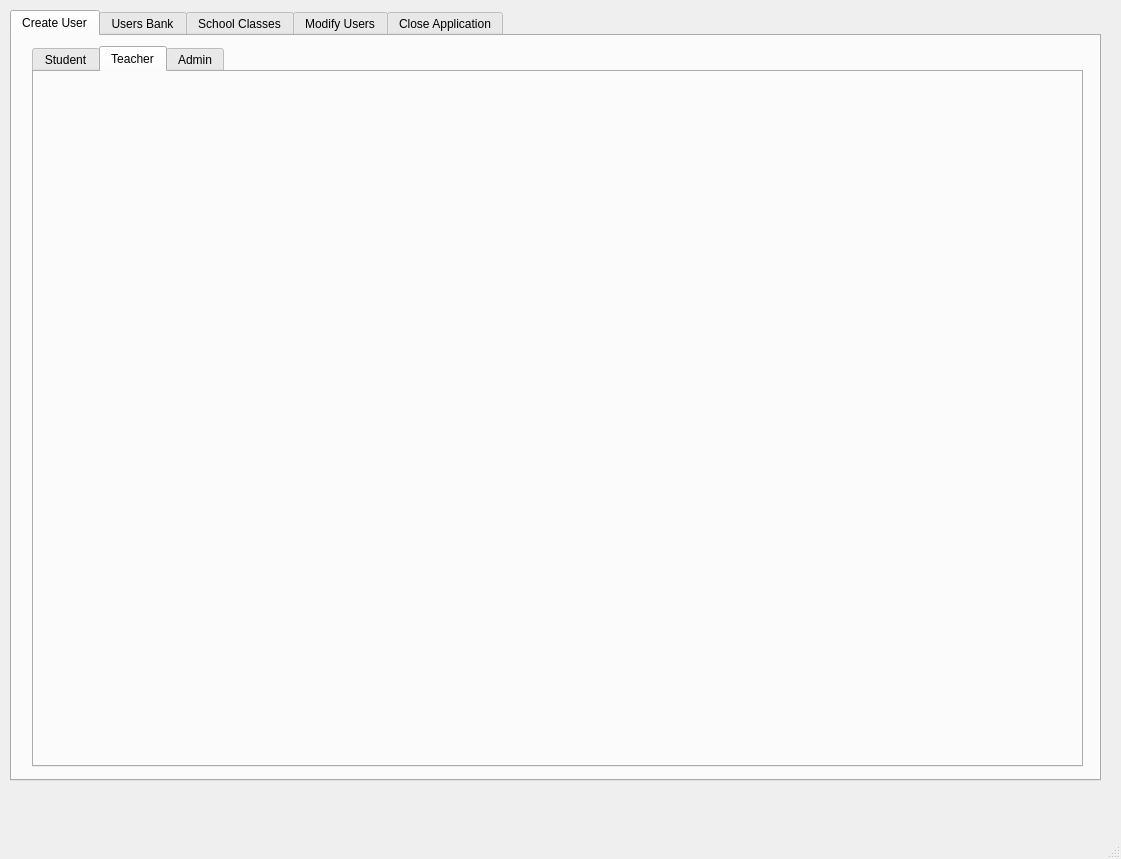
applet199/OOPCourseWorkTwo, file GUI/AdminGUIQtDesigner.ui: the form before one commit.
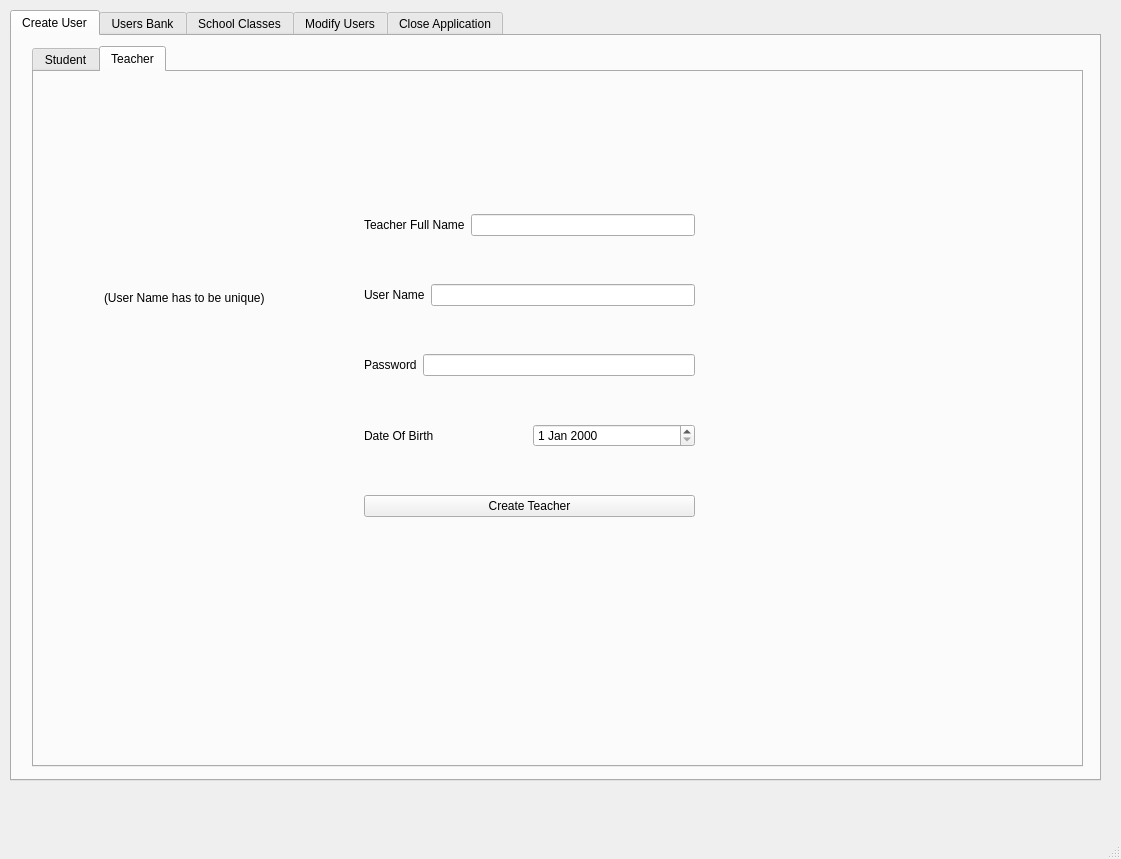
The form after the commit. The open tabs and pages were chosen to show the change.

Diff of the .ui file:
```diff
--- a/GUI/AdminGUIQtDesigner.ui
+++ b/GUI/AdminGUIQtDesigner.ui
@@ -156,11 +156,116 @@
        <attribute name="title">
         <string>Teacher</string>
        </attribute>
-      </widget>
-      <widget class="QWidget" name="tab_5">
-       <attribute name="title">
-        <string>Admin</string>
-       </attribute>
+       <widget class="QWidget" name="layoutWidget_3">
+        <property name="geometry">
+         <rect>
+          <x>330</x>
+          <y>100</y>
+          <width>331</width>
+          <height>391</height>
+         </rect>
+        </property>
+        <layout class="QVBoxLayout" name="verticalLayout_4">
+         <item>
+          <layout class="QHBoxLayout" name="horizontalLayout_6">
+           <item>
+            <widget class="QLabel" name="label_18">
+             <property name="text">
+              <string>Teacher Full Name</string>
+             </property>
+            </widget>
+           </item>
+           <item>
+            <widget class="QLineEdit" name="lineEdit_5"/>
+           </item>
+          </layout>
+         </item>
+         <item>
+          <layout class="QHBoxLayout" name="horizontalLayout_7">
+           <item>
+            <widget class="QLabel" name="label_19">
+             <property name="text">
+              <string>User Name</string>
+             </property>
+            </widget>
+           </item>
+           <item>
+            <widget class="QLineEdit" name="lineEdit_6"/>
+           </item>
+          </layout>
+         </item>
+         <item>
+          <layout class="QHBoxLayout" name="horizontalLayout_8">
+           <item>
+            <widget class="QLabel" name="label_20">
+             <property name="text">
+              <string>Password</string>
+             </property>
+            </widget>
+           </item>
+           <item>
+            <widget class="QLineEdit" name="lineEdit_7"/>
+           </item>
+          </layout>
+         </item>
+         <item>
+          <layout class="QHBoxLayout" name="horizontalLayout_9">
+           <item>
+            <widget class="QLabel" name="label_21">
+             <property name="text">
+              <string>Date Of Birth</string>
+             </property>
+            </widget>
+           </item>
+           <item>
+            <widget class="QDateEdit" name="dateEdit_2"/>
+           </item>
+          </layout>
+         </item>
+         <item>
+          <widget class="QPushButton" name="pushButton_4">
+           <property name="text">
+            <string>Create Teacher</string>
+           </property>
+          </widget>
+         </item>
+        </layout>
+       </widget>
+       <widget class="QLabel" name="label_22">
+        <property name="geometry">
+         <rect>
+          <x>290</x>
+          <y>520</y>
+          <width>400</width>
+          <height>60</height>
+         </rect>
+        </property>
+        <property name="minimumSize">
+         <size>
+          <width>300</width>
+          <height>50</height>
+         </size>
+        </property>
+        <property name="text">
+         <string/>
+        </property>
+        <property name="alignment">
+         <set>Qt::AlignCenter</set>
+        </property>
+       </widget>
+       <widget class="QLabel" name="label_25">
+        <property name="geometry">
+         <rect>
+          <x>70</x>
+          <y>190</y>
+          <width>201</width>
+          <height>71</height>
+         </rect>
+        </property>
+        <property name="text">
+         <string>(User Name has to be unique)</string>
+        </property>
+       </widget>
       </widget>
      </widget>
     </widget>
```
Left out of the diff: 159 changed lines with no effect on the pictures.
